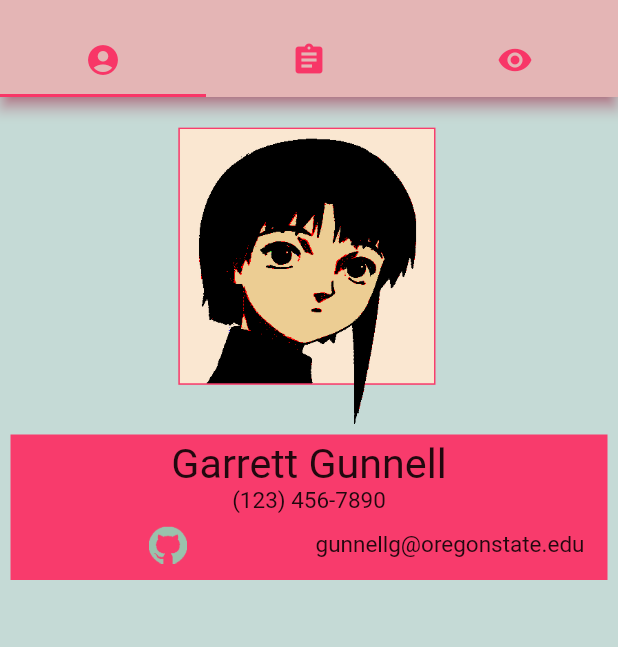
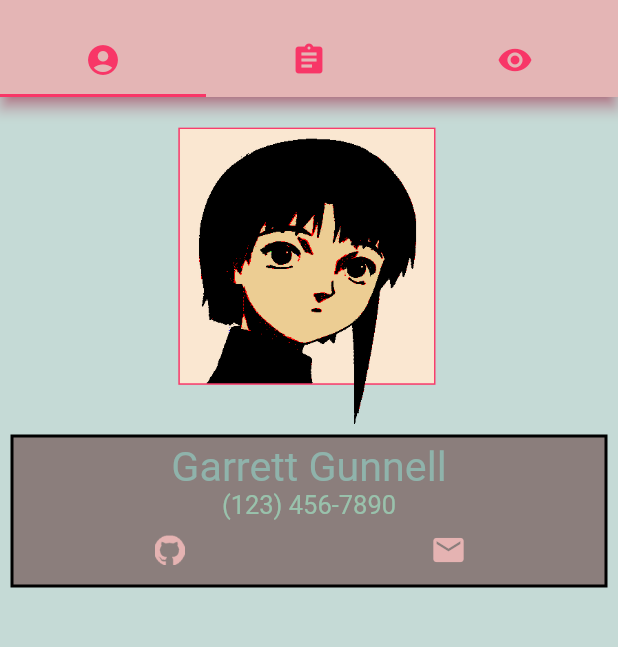
Before and after one commit to GarrettGunnell/CS492-Project-3, a Flutter app: the screen it shows after launch, on a phone screen of 412 x 824 dp, the part 59-706 px from its top. Run offline on Flutter 3.47's test engine with Material 2 defaults, Android fonts, the phone set to English and light mode, and no system bars; Roboto replaces fonts that are missing (Terminus); project files that could hold a hidden picture were left out.

Commit message:
Update text colors

```diff
--- a/lib/main.dart
+++ b/lib/main.dart
@@ -34,7 +34,7 @@ class _MyHomePageState extends State<MyHomePage> {
   Widget _githubLink() {
     return Expanded(
       child: InkWell(
-        child: Image(image: AssetImage('images/github.png'), height: 25, width: 25),
+        child: Image(image: AssetImage('images/github.png'), height: 20, width: 20),
         onTap: () { launch('https://github.com/GarrettGunnell'); }
       )
     );
@@ -43,7 +43,7 @@ class _MyHomePageState extends State<MyHomePage> {
   Widget _emailLink() {
     return Expanded(
       child: InkWell(
-        child: Text("gunnellg@oregonstate.edu", textAlign: TextAlign.center, style: TextStyle(fontSize: 15.0)),
+        child: Icon(Icons.mail, color: Color(0xffe5b3b2)),
         onTap: () { launch('mailto:gunnellg@oregonstate.edu'); }
       )
     );
@@ -51,7 +51,7 @@ class _MyHomePageState extends State<MyHomePage> {
 
   Widget _phoneLink() {
     return InkWell(
-      child: Text("(123) 456-7890", textAlign: TextAlign.center, style: TextStyle(fontSize: 15.0)),
+      child: Text("(123) 456-7890", textAlign: TextAlign.center, style: TextStyle(fontSize: 17.0, color: Color(0xff99c2ac))),
       onTap: () { launch('sms:1234567890'); }
     );
   }
@@ -76,10 +76,9 @@ class _MyHomePageState extends State<MyHomePage> {
             Container(
               padding: const EdgeInsets.all(3.0),
               margin: const EdgeInsets.only(left: 7.0, right: 7.0, top: 7.0),
-              color: Color(0xfff83b6c),
               child: Column(
                 children: [
-                  Text('Garrett Gunnell', style: TextStyle(fontSize: 27.5)),
+                  Text('Garrett Gunnell', style: TextStyle(fontSize: 27.5, color: Color(0xff8fb3ab))),
                   _phoneLink(),
                   Padding(
                     child: Row(
@@ -91,6 +90,10 @@ class _MyHomePageState extends State<MyHomePage> {
                   padding: const EdgeInsets.all(8.0)
                 )],
               ),
+              decoration: BoxDecoration(
+                border: Border.all(width: 2.0, color: Colors.black),
+                color: Color(0xff8b7e7c)
+              )
             )
           ],
         ),
```
Also changed, not shown: images/github.png.
